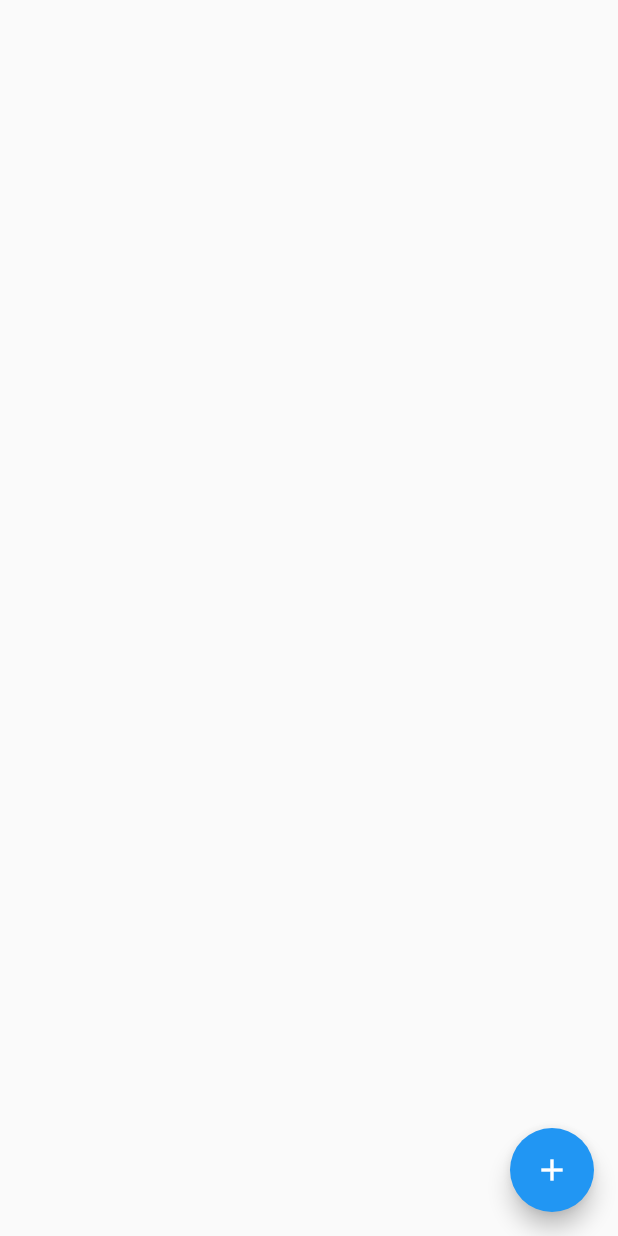
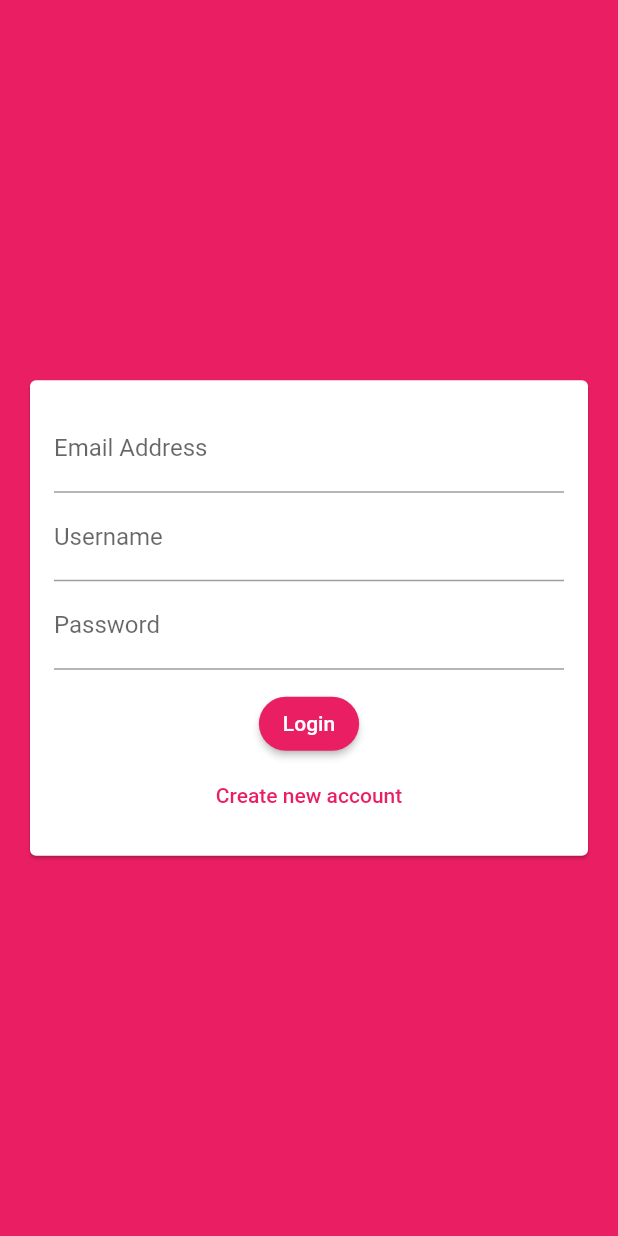
Before and after one commit to lastra-dev/chat-app, a Flutter app: the screen it shows after launch, on a phone screen of 412 x 824 dp. Run offline on Flutter 3.47's test engine with Material 2 defaults, Android fonts, the phone set to English and light mode, and no system bars; our stand-ins replace cloud_firestore, firebase_core; accounts and stored records are empty.

Commit message:
Add auth screen

```diff
--- a/lib/main.dart
+++ b/lib/main.dart
@@ -1,6 +1,8 @@
+import 'package:firebase_core/firebase_core.dart';
 import 'package:flutter/material.dart';
-import 'package:firebase_core/firebase_core.dart';
-import 'screens/chat_screen.dart';
+
+import 'screens/auth_screen.dart';
+// import 'screens/chat_screen.dart';
 
 Future<void> main() async {
   WidgetsFlutterBinding.ensureInitialized();
@@ -14,7 +16,16 @@ class MyApp extends StatelessWidget {
     return MaterialApp(
       title: 'Chat App',
       theme: ThemeData(
-        primarySwatch: Colors.blue,
+        primarySwatch: Colors.pink,
+        accentColor: Colors.deepPurple,
+        accentColorBrightness: Brightness.dark,
+        elevatedButtonTheme: ElevatedButtonThemeData(
+          style: ElevatedButton.styleFrom(
+            shape: RoundedRectangleBorder(
+              borderRadius: BorderRadius.circular(20.0),
+            ),
+          ),
+        ),
       ),
       // home: ChatScreen(),
       home: FutureBuilder(
@@ -24,7 +35,7 @@ class MyApp extends StatelessWidget {
                 ? const Center(
                     child: CircularProgressIndicator(),
                   )
-                : ChatScreen(),
+                : AuthScreen(),
       ),
     );
   }
--- a/lib/screens/auth_screen.dart
+++ b/lib/screens/auth_screen.dart
@@ -0,0 +1,17 @@
+import 'package:flutter/material.dart';
+import '../widgets/auth_form.dart';
+
+class AuthScreen extends StatefulWidget {
+  @override
+  _AuthScreenState createState() => _AuthScreenState();
+}
+
+class _AuthScreenState extends State<AuthScreen> {
+  @override
+  Widget build(BuildContext context) {
+    return Scaffold(
+      backgroundColor: Theme.of(context).primaryColor,
+      body: AuthForm(),
+    );
+  }
+}
--- /dev/null
+++ b/lib/widgets/auth_form.dart
@@ -0,0 +1,54 @@
+import 'package:flutter/material.dart';
+
+class AuthForm extends StatelessWidget {
+  @override
+  Widget build(BuildContext context) {
+    return Center(
+      child: Card(
+        margin: const EdgeInsets.all(20),
+        child: SingleChildScrollView(
+          child: Padding(
+            padding: const EdgeInsets.all(16),
+            child: Form(
+              child: Column(
+                mainAxisSize: MainAxisSize.min,
+                children: [
+                  TextFormField(
+                    keyboardType: TextInputType.emailAddress,
+                    decoration: const InputDecoration(
+                      labelText: 'Email Address',
+                    ),
+                  ),
+                  TextFormField(
+                    decoration: const InputDecoration(
+                      labelText: 'Username',
+                    ),
+                  ),
+                  TextFormField(
+                    obscureText: true,
+                    decoration: const InputDecoration(
+                      labelText: 'Password',
+                    ),
+                  ),
+                  const SizedBox(height: 12),
+                  ElevatedButton(
+                    onPressed: () {},
+                    child: const Text(
+                      'Login',
+                    ),
+                  ),
+                  TextButton(
+                    onPressed: () {},
+                    child: const Text(
+                      'Create new account',
+                    ),
+                  ),
+                ],
+              ),
+            ),
+          ),
+        ),
+      ),
+    );
+  }
+}
```
